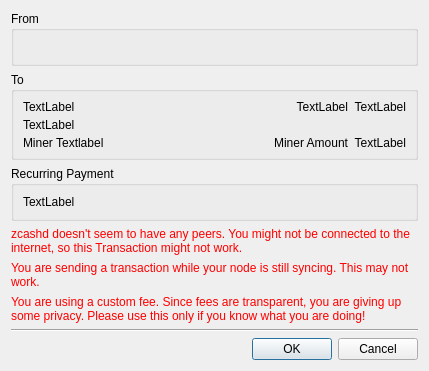
Old version of the form src/confirm.ui in the repository z-bitcoinz/BitcoinZ_Blue.
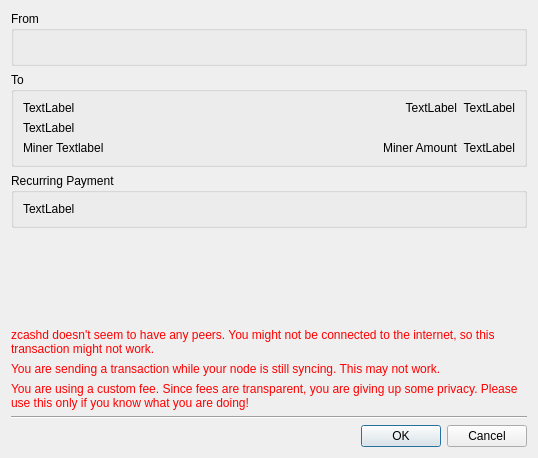
New version of the form.

Commit message: Split confirm addresses for readability

```diff
--- a/src/confirm.ui
+++ b/src/confirm.ui
@@ -6,8 +6,8 @@
    <rect>
     <x>0</x>
     <y>0</y>
-    <width>429</width>
-    <height>371</height>
+    <width>538</width>
+    <height>458</height>
    </rect>
   </property>
   <property name="windowTitle">
@@ -67,6 +67,12 @@
       </item>
       <item row="0" column="0">
        <widget class="QLabel" name="Addr1">
+        <property name="sizePolicy">
+         <sizepolicy hsizetype="MinimumExpanding" vsizetype="Preferred">
+          <horstretch>0</horstretch>
+          <verstretch>0</verstretch>
+         </sizepolicy>
+        </property>
         <property name="text">
          <string notr="true">TextLabel</string>
         </property>
@@ -93,6 +99,12 @@
       </item>
       <item row="2" column="0">
        <widget class="QLabel" name="labelMinerFee">
+        <property name="sizePolicy">
+         <sizepolicy hsizetype="Expanding" vsizetype="Preferred">
+          <horstretch>0</horstretch>
+          <verstretch>0</verstretch>
+         </sizepolicy>
+        </property>
         <property name="text">
          <string notr="true">Miner Textlabel</string>
         </property>
@@ -101,7 +113,7 @@
       <item row="0" column="1">
        <widget class="QLabel" name="Amt1">
         <property name="sizePolicy">
-         <sizepolicy hsizetype="Expanding" vsizetype="Preferred">
+         <sizepolicy hsizetype="Minimum" vsizetype="Preferred">
           <horstretch>0</horstretch>
           <verstretch>0</verstretch>
          </sizepolicy>
@@ -117,7 +129,7 @@
       <item row="2" column="1">
        <widget class="QLabel" name="minerFee">
         <property name="sizePolicy">
-         <sizepolicy hsizetype="Expanding" vsizetype="Preferred">
+         <sizepolicy hsizetype="Minimum" vsizetype="Preferred">
           <horstretch>0</horstretch>
           <verstretch>0</verstretch>
          </sizepolicy>
@@ -168,7 +180,7 @@
       <string notr="true">color: red;</string>
      </property>
      <property name="text">
-      <string>zcashd doesn't seem to have any peers. You might not be connected to the internet, so this Transaction might not work.</string>
+      <string>zcashd doesn't seem to have any peers. You might not be connected to the internet, so this transaction might not work.</string>
      </property>
      <property name="wordWrap">
       <bool>true</bool>
```
Left out of the diff: 2 changed lines with no effect on the pictures. The commit also changes 1 other file.
